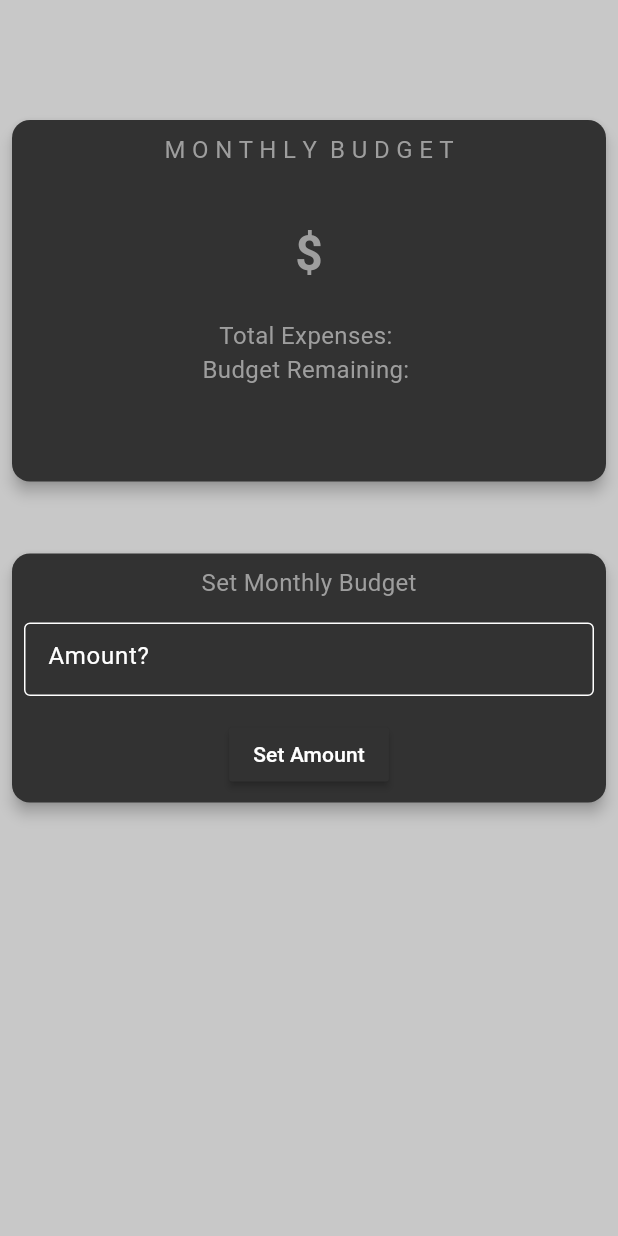
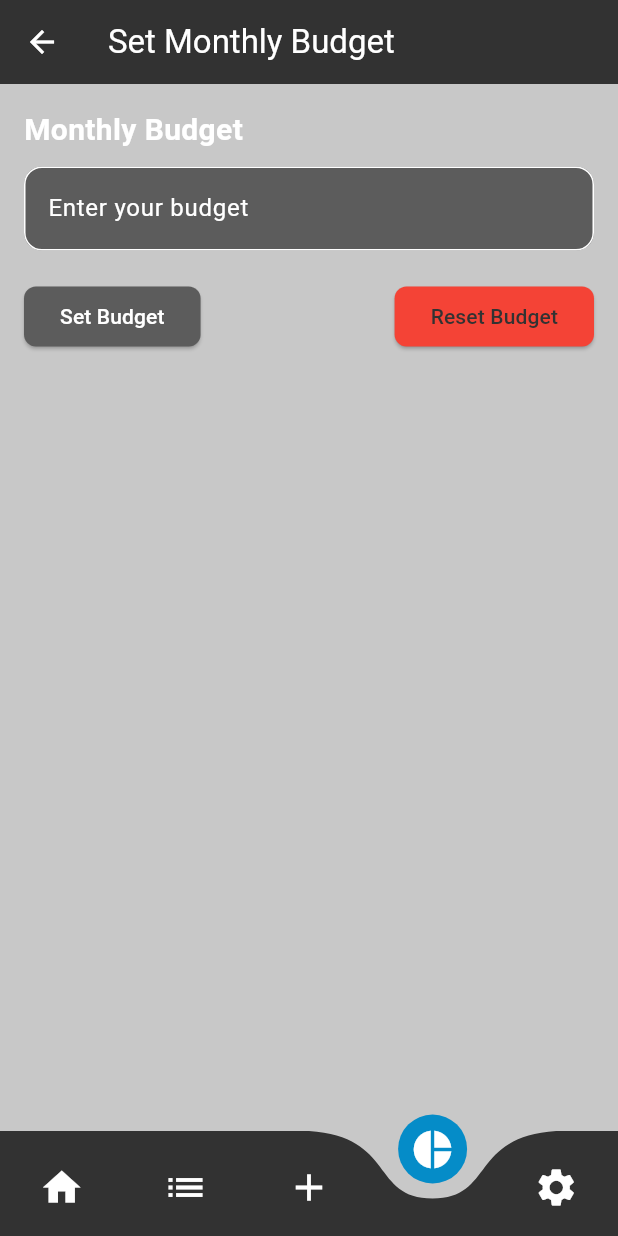
Before and after one commit to Jaashee/PennyWorth, a Flutter app: the screen it shows after launch, item 4 of the bottom bar chosen, on a phone screen of 412 x 824 dp. Run offline on Flutter 3.47's test engine with Material 3 defaults, Android fonts, the light colour scheme and no system bars; drawn by our look-alikes of curved_navigation_bar; our stand-ins replace shared_preferences; missing offline and left inert: gsheets; key blocks and very long unbroken strings in the code were emptied for the run.

Commit message:
All pages working

```diff
--- a/lib/budgetpage.dart
+++ b/lib/budgetpage.dart
@@ -1,134 +1,112 @@
-// budget_page.dart
 import 'package:flutter/material.dart';
-import 'package:pennyworth/gsheets_api.dart';
+import 'package:shared_preferences/shared_preferences.dart';
+
+import 'navbar.dart';
 
 class BudgetPage extends StatefulWidget {
-  const BudgetPage({super.key});
+  const BudgetPage({Key? key}) : super(key: key);
 
   @override
-  State<BudgetPage> createState() => _BudgetPageState();
+  // ignore: library_private_types_in_public_api
+  _BudgetPageState createState() => _BudgetPageState();
 }
 
 class _BudgetPageState extends State<BudgetPage> {
-  String monthlyBalance = '';
-  String totalExpenses = '';
-  String remainingBudget = '';
+  final TextEditingController _budgetController = TextEditingController();
 
-  final _textMthAmount = TextEditingController();
-  final _formKey = GlobalKey<FormState>();
+  Future<void> _saveBudget() async {
+    final prefs = await SharedPreferences.getInstance();
+    if (_budgetController.text.isNotEmpty) {
+      final budget = double.tryParse(_budgetController.text);
+      if (budget != null) {
+        await prefs.setDouble('monthlyBudget', budget);
+        // ignore: use_build_context_synchronously
+        ScaffoldMessenger.of(context).showSnackBar(
+          SnackBar(
+              content:
+                  Text('Monthly budget set to \$${budget.toStringAsFixed(2)}')),
+        );
+      }
+    }
+  }
+
+  Future<void> _resetBudget() async {
+    final prefs = await SharedPreferences.getInstance();
+    await prefs.remove('monthlyBudget');
+    _budgetController.clear();
+    // ignore: use_build_context_synchronously
+    ScaffoldMessenger.of(context).showSnackBar(
+      const SnackBar(content: Text('Budget has been reset')),
+    );
+  }
 
   @override
   Widget build(BuildContext context) {
     return Scaffold(
-      body: Column(
-        children: [
-          Card(
-            color: const Color.fromARGB(255, 50, 50, 50),
-            elevation: 4.0,
-            margin: EdgeInsets.only(top: 80, left: 8, right: 8, bottom: 8),
-            child: Padding(
-              padding: const EdgeInsets.all(8.0),
-              child: Container(
-                height: 225,
-                child: Center(
-                  child: Column(
-                    children: [
-                      Text(
-                        'M O N T H L Y  B U D G E T',
-                        style: TextStyle(color: Colors.grey[500], fontSize: 16),
-                      ),
-                      SizedBox(
-                        height: 35,
-                      ),
-                      Center(
-                        child: Text(
-                          '\$' + monthlyBalance,
-                          style: TextStyle(
-                              color: Colors.grey[500],
-                              fontSize: 32,
-                              fontWeight: FontWeight.bold),
-                        ),
-                      ),
-                      SizedBox(
-                        height: 10,
-                      ),
-                      SizedBox(
-                        height: 10,
-                      ),
-                      Text(
-                        'Total Expenses: ',
-                        style: TextStyle(color: Colors.grey[500], fontSize: 16),
-                      ),
-                      Text(
-                        'Budget Remaining: ',
-                        style: TextStyle(color: Colors.grey[500], fontSize: 16),
-                      ),
-                    ],
-                  ),
+      bottomNavigationBar: const NavBar(selectedIndex: 3),
+      appBar: AppBar(
+        title: const Text('Set Monthly Budget'),
+      ),
+      body: Padding(
+        padding: const EdgeInsets.all(16.0),
+        child: Column(
+          crossAxisAlignment: CrossAxisAlignment.start,
+          children: [
+            const Text(
+              'Monthly Budget',
+              style: TextStyle(
+                  fontSize: 20,
+                  fontWeight: FontWeight.bold,
+                  color: Colors.white),
+            ),
+            const SizedBox(height: 10),
+            TextField(
+              controller: _budgetController,
+              keyboardType:
+                  const TextInputType.numberWithOptions(decimal: true),
+              decoration: InputDecoration(
+                hintText: 'Enter your budget',
+                filled: true,
+                fillColor: const Color.fromARGB(255, 92, 92, 92),
+                hintStyle:
+                    const TextStyle(color: Color.fromARGB(255, 255, 255, 255)),
+                border: OutlineInputBorder(
+                  borderSide: const BorderSide(color: Colors.white),
+                  borderRadius: BorderRadius.circular(12),
                 ),
               ),
+              style: const TextStyle(color: Colors.white),
             ),
-          ),
-          Card(
-            color: const Color.fromARGB(255, 50, 50, 50),
-            elevation: 4.0,
-            margin: EdgeInsets.only(top: 40, left: 8, right: 8, bottom: 8),
-            child: Padding(
-              padding: EdgeInsets.all(8),
-              child: Container(
-                height: 150,
-                child: Column(
-                  children: [
-                    Text(
-                      'Set Monthly Budget',
-                      style: TextStyle(color: Colors.grey[500], fontSize: 16),
+            const SizedBox(height: 20),
+            Row(
+              mainAxisAlignment: MainAxisAlignment.spaceBetween,
+              children: [
+                ElevatedButton(
+                  style: ElevatedButton.styleFrom(
+                    primary:
+                        const Color.fromARGB(255, 92, 92, 92), // Button color
+                    onPrimary: Colors.white, // Text color
+                    shape: RoundedRectangleBorder(
+                      borderRadius: BorderRadius.circular(8),
                     ),
-                    SizedBox(
-                      height: 15,
+                  ),
+                  onPressed: _saveBudget,
+                  child: const Text('Set Budget'),
+                ),
+                ElevatedButton(
+                  style: ElevatedButton.styleFrom(
+                    primary: Colors.red, // Red color for the reset action
+                    shape: RoundedRectangleBorder(
+                      borderRadius: BorderRadius.circular(8),
                     ),
-                    Expanded(
-                      child: Form(
-                        key: _formKey,
-                        child: TextFormField(
-                          decoration: InputDecoration(
-                            border: OutlineInputBorder(),
-                            hintText: 'Amount?',
-                          ),
-                          validator: (text) {
-                            if (text == null || text.isEmpty) {
-                              return 'Enter an Amount';
-                            }
-                            return null;
-                          },
-                          controller: _textMthAmount,
-                        ),
-                      ),
-                    ),
-                    SizedBox(
-                      height: 15,
-                    ),
-                    Align(
-                      alignment: Alignment.bottomCenter,
-                      child: MaterialButton(
-                        color: const Color.fromARGB(255, 50, 50, 50),
-                        child: monthlyBalance == ''
-                            ? Text('Set Amount')
-                            : Text('Update Amount'),
-                        onPressed: () {
-                          if (_formKey.currentState!.validate()) {
-                            monthlyBalance = _textMthAmount.text;
-                            _textMthAmount.text = '';
-                            setState(() {});
-                          }
-                        },
-                      ),
-                    ),
-                  ],
+                  ),
+                  onPressed: _resetBudget,
+                  child: const Text('Reset Budget'),
                 ),
-              ),
+              ],
             ),
-          ),
-        ],
+          ],
+        ),
       ),
     );
   }
--- a/lib/navbar.dart
+++ b/lib/navbar.dart
@@ -33,9 +33,9 @@ class _NavBarState extends State<NavBar> {
   // List of page widgets to navigate to
   final List<Widget> _pages = [
     const HomePage(), // index 0
-    TransactionsPage(), // index 1
+    const TransactionsPage(), // index 1
     const AddExpensePage(), // index 2
-    BudgetPage(), // index 3
+    const BudgetPage(), // index 3
     const SettingsPage(), // index 4
   ];
 
--- a/lib/transactionspage.dart
+++ b/lib/transactionspage.dart
@@ -6,6 +6,7 @@ class TransactionsPage extends StatefulWidget {
   const TransactionsPage({Key? key}) : super(key: key);
 
   @override
+  // ignore: library_private_types_in_public_api
   _TransactionsPageState createState() => _TransactionsPageState();
 }
 
```
Also changed, not shown: lib/budget_card.dart (+73 -26 lines), lib/gsheets_api.dart (+18 -2 lines), lib/homepage.dart (+3 -23 lines).
